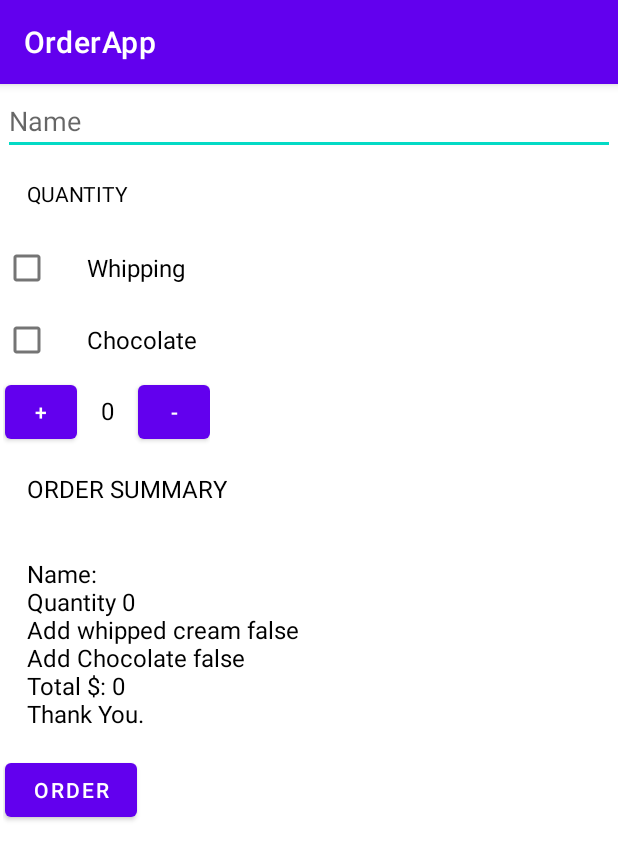
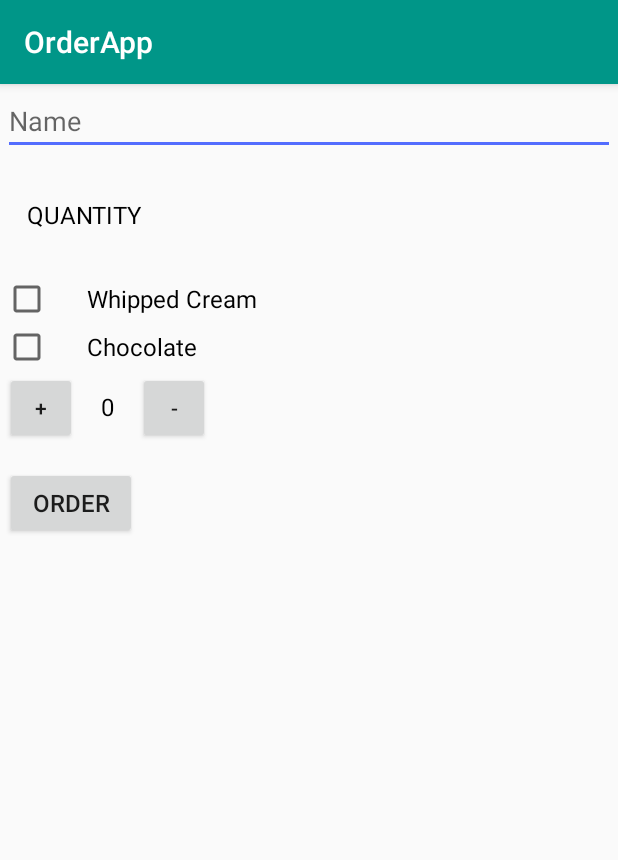
Before and after one commit to LIMON100/Android-Porjects, an Android app: the screen it shows after launch (MainActivity), after a tap on "ORDER", on a phone screen of 412 x 824 dp. Shown: the top 860 px of the screen. Run offline under Robolectric (Android 15) with nearby library versions, the phone set to English and light mode, and no system bars.

Commit message:
final update

```diff
--- a/Coffe Order App/app/src/main/AndroidManifest.xml
+++ b/Coffe Order App/app/src/main/AndroidManifest.xml
@@ -8,7 +8,7 @@
         android:label="@string/app_name"
         android:roundIcon="@mipmap/ic_launcher_round"
         android:supportsRtl="true"
-        android:theme="@style/Theme.OrderApp">
+        android:theme="@style/AppTheme">
         <activity android:name=".MainActivity">
             <intent-filter>
                 <action android:name="android.intent.action.MAIN" />
--- a/Coffe Order App/app/src/main/java/example/android/com/MainActivity.java
+++ b/Coffe Order App/app/src/main/java/example/android/com/MainActivity.java
@@ -1,5 +1,7 @@
 package example.android.com;
 
+import android.content.Intent;
+import android.net.Uri;
 import android.os.Bundle;
 import android.view.View;
 import android.widget.CheckBox;
@@ -45,7 +47,15 @@ public class MainActivity extends AppCompatActivity {
         int price  = calculatePrice(hasClickd , chasClickd);
         //display(quantity);
         String priceMessage = orderSummary(n, price , hasClickd , chasClickd);
-        displayMessage(priceMessage);
+
+        Intent intent = new Intent(Intent.ACTION_SENDTO);
+        intent.setData(Uri.parse("mailto:")); // only email apps should handle this
+        intent.putExtra(Intent.EXTRA_SUBJECT, "Just Coffe order app" + n);
+        intent.putExtra(Intent.EXTRA_TEXT, priceMessage);
+        if (intent.resolveActivity(getPackageManager()) != null) {
+            startActivity(intent);
+        }
+
     }
 
     private int calculatePrice(boolean wa , boolean ca){
@@ -63,22 +73,31 @@ public class MainActivity extends AppCompatActivity {
     }
 
     private String orderSummary(String n, int price , boolean hasClickd , boolean chasClickd){
-        String priceMessage = "\nName: " + n;
+
+        String priceMessage = "\nName: " + getString(R.string.order_summary_name);
         priceMessage = priceMessage + "\nQuantity " + quantity;
         priceMessage = priceMessage + "\nAdd whipped cream " + hasClickd;
         priceMessage = priceMessage + "\nAdd Chocolate " + chasClickd;
         priceMessage = priceMessage + "\nTotal $: " + price;
-        priceMessage = priceMessage + "\nThank You.";
+        priceMessage = priceMessage + "\n" + getString(R.string.thank_you);
         return priceMessage;
+
+//        String priceMessage = getString(R.string.order_summary_name , n);
+//        priceMessage = priceMessage + "\n" + getString(R.string.order_summary_whipped_cream , hasClickd);
+//        priceMessage = priceMessage + "\n" + getString(R.string.order_summary_chocolate , chasClickd);
+//        priceMessage = priceMessage + "\n" + getString(R.string.order_summary_quantity , quantity);
+//        priceMessage = priceMessage + "\n" + getString(R.string.order_summary_price, NumberFormat.getCurrencyInstance().format(price));
+//        priceMessage = priceMessage + "\n" + getString(R.string.thank_you);
+//        return priceMessage;
+
+        //TRANSLATE XML
+        //android:text="@string/order_summary_whipped_cream", android:text="@string/order_summary_chocolate" , android:hint="@string/order_summary_name"
+
+
     }
 
     private void display(int number) {
         TextView quantityTextView = (TextView) findViewById(R.id.quantity_text_view);
         quantityTextView.setText("" + number);
     }
-
-    private void displayMessage(String message) {
-        TextView orderSummaryTextView = (TextView) findViewById(R.id.order_summary_text_view);
-        orderSummaryTextView.setText(message);
-    }
 }
--- a/Coffe Order App/app/src/main/res/layout/activity_main.xml
+++ b/Coffe Order App/app/src/main/res/layout/activity_main.xml
@@ -23,15 +23,15 @@
             android:layout_width="match_parent"
             android:layout_height="wrap_content"
             android:hint="Name"
-            android:inputType="textCapCharacters"/>
+            android:inputType="textCapCharacters" />
 
         <TextView
-            android:layout_width="wrap_content"
-            android:layout_height="wrap_content"
+            style="@style/HeaderTextStyle"
             android:layout_marginBottom="16dp"
             android:layout_marginTop="16dp"
             android:paddingLeft="16dp"
-            android:text="QUANTITY"
+            android:textSize="16sp"
+            android:text="@string/QUANTITY"
             android:textColor="@color/black" />
 
         <CheckBox
@@ -39,7 +39,7 @@
             android:layout_width="wrap_content"
             android:layout_height="wrap_content"
             android:paddingLeft="24dp"
-            android:text="Whipping"
+            android:text="Whipped Cream"
             android:textSize="16sp" />
 
         <CheckBox
@@ -63,8 +63,7 @@
 
             <TextView
                 android:id="@+id/quantity_text_view"
-                android:layout_width="wrap_content"
-                android:layout_height="wrap_content"
+                style="@style/HeaderTextStyle"
                 android:paddingLeft="16dp"
                 android:text="0"
                 android:textColor="@color/black"
@@ -79,32 +78,13 @@
 
         </LinearLayout>
 
-        <TextView
-            android:layout_width="wrap_content"
-            android:layout_height="wrap_content"
-            android:layout_marginTop="16dp"
-            android:paddingLeft="16dp"
-            android:text="Order Summary"
-            android:textAllCaps="true"
-            android:textColor="@color/black"
-            android:textSize="16sp" />
-
-        <TextView
-            android:id="@+id/order_summary_text_view"
-            android:layout_width="wrap_content"
-            android:layout_height="wrap_content"
-            android:layout_marginTop="16dp"
-            android:paddingLeft="16dp"
-            android:text="$0"
-            android:textColor="@color/black"
-            android:textSize="16sp" />
-
         <Button
             android:layout_width="wrap_content"
             android:layout_height="wrap_content"
             android:layout_marginLeft="1dp"
             android:layout_marginTop="16dp"
             android:onClick="submitOrder"
+            android:textSize="16sp"
             android:text="ORDER" />
 
     </LinearLayout>
--- a/Coffe Order App/app/src/main/res/values/strings.xml
+++ b/Coffe Order App/app/src/main/res/values/strings.xml
@@ -1,3 +1,8 @@
-<resources>
+<resources xmlns:xliff="urn:oasis:names:tc:xliff:document:1.2">
     <string name="app_name">OrderApp</string>
+    <string name = "QUANTITY">Quantity</string>
+    <string name = "thank_you">Thank You..</string>
+
+    <string name = "order_summary_name">Name: <xliff:g id = "name" example = "BDFD">%s</xliff:g></string>
+
 </resources>
--- /dev/null
+++ b/Coffe Order App/app/src/main/res/values/styles.xml
@@ -0,0 +1,26 @@
+<?xml version="1.0" encoding="utf-8"?>
+<resources>
+
+    <style name="AppTheme" parent="Theme.AppCompat.Light.DarkActionBar">
+
+        <item name="colorPrimary">#009688</item>
+        <item name="colorPrimaryDark">#00769B</item>
+        <item name="colorAccent">#536DFE</item>
+
+    </style>
+
+    <style name="HeaderTextStyle">
+
+        <item name="android:layout_width">wrap_content</item>
+
+        <item name="android:layout_height">48dp</item>
+
+        <item name="android:gravity">center_vertical</item>
+
+        <item name="android:textAllCaps">true</item>
+
+        <item name="android:textSize">15sp</item>
+
+    </style>
+
+</resources>
```
Also changed, not shown: 1 other file.
